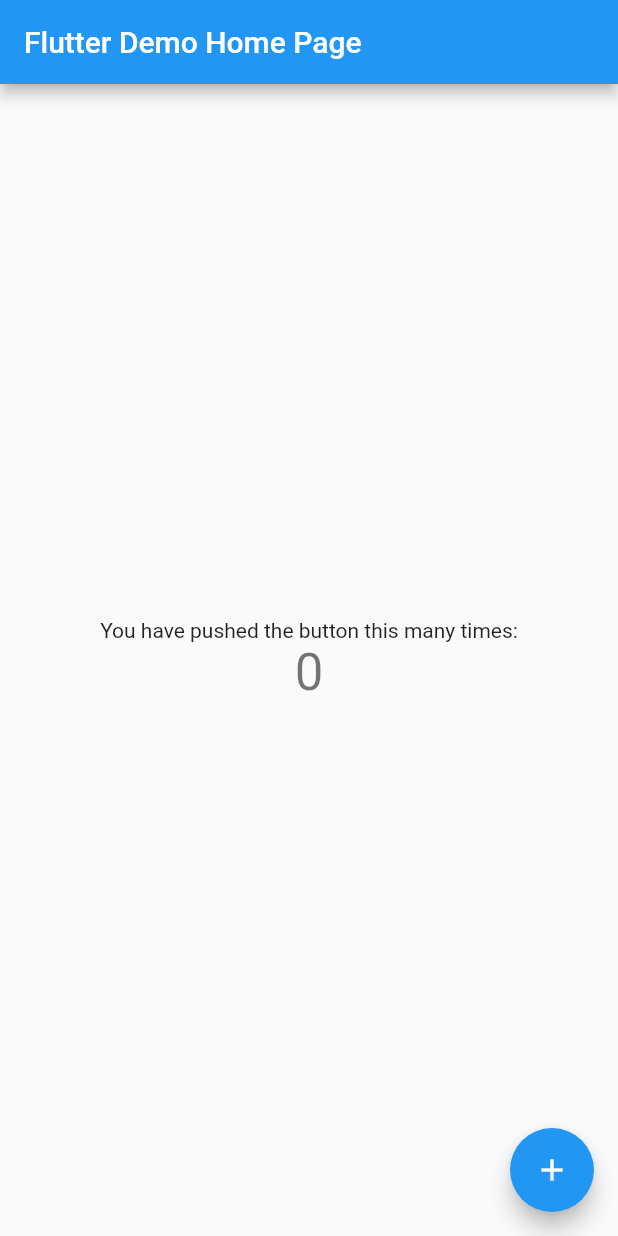
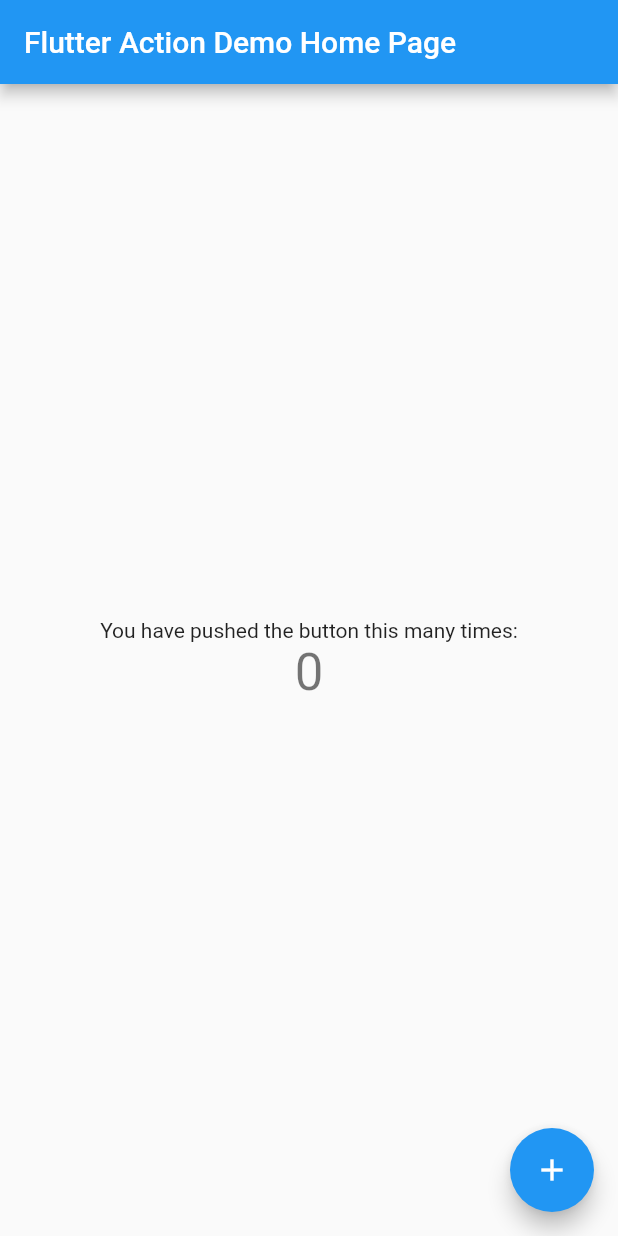
Before and after one commit to sinexy/ActionDemo, a Flutter app: the screen it shows after launch, on a phone screen of 412 x 824 dp. Run offline on Flutter 3.47's test engine with Material 2 defaults, Android fonts, the phone set to English and light mode, and no system bars.

Commit message:
修改title

```diff
--- a/lib/main.dart
+++ b/lib/main.dart
@@ -24,7 +24,7 @@ class MyApp extends StatelessWidget {
         // is not restarted.
         primarySwatch: Colors.blue,
       ),
-      home: const MyHomePage(title: 'Flutter Demo Home Page'),
+      home: const MyHomePage(title: 'Flutter Action Demo Home Page'),
     );
   }
 }
```
